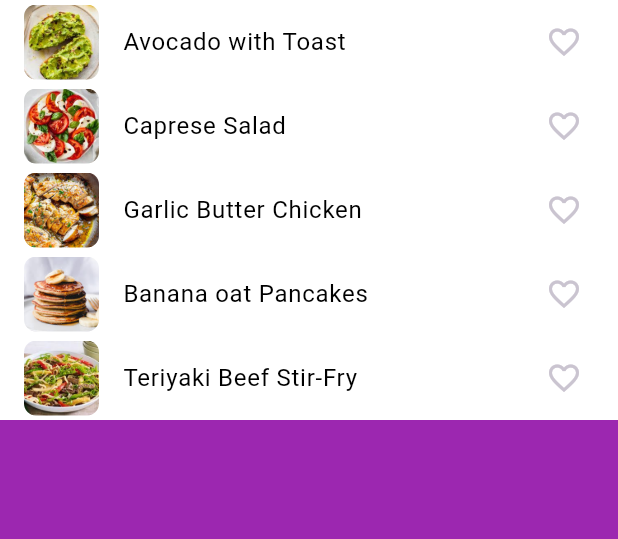
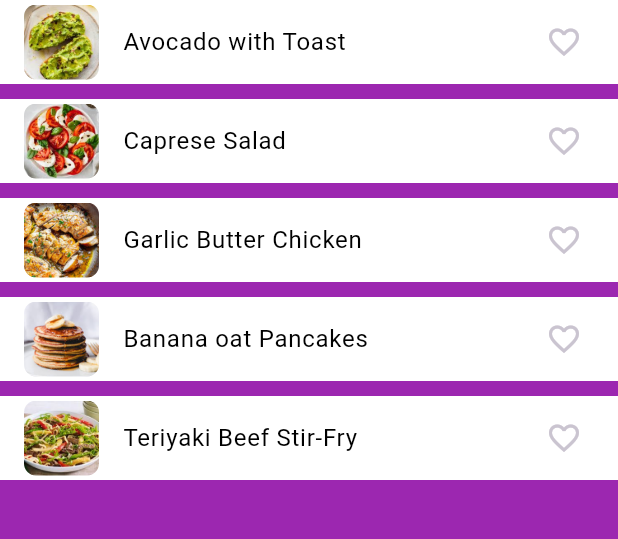
Before and after one commit to FaithNnakwe/Recipe_book_app, a Flutter app: the screen it shows after launch, on a phone screen of 412 x 824 dp, the part 84-623 px from its top. Run offline on Flutter 3.47's test engine with Material 3 defaults, Android fonts, the phone set to English and light mode, and no system bars.

Commit message:
Updated home_screen and favorites_screen design.

```diff
--- a/lib/favorites_screen.dart
+++ b/lib/favorites_screen.dart
@@ -14,8 +14,9 @@ class FavoritesScreen extends StatelessWidget {
       appBar: AppBar(title: Text("Favorite Recipes", style: TextStyle(color:Colors.black),), backgroundColor: Colors.lightBlueAccent,),
       body: favoriteRecipes.isEmpty
           ? Center(child: Text("No favorite recipes yet!", style: TextStyle(color:Colors.black, fontSize: 20),))
-          : ListView.builder(
+          : ListView.separated(
               itemCount: favoriteRecipes.length,
+              separatorBuilder: (context, index) => SizedBox(height: 10,),
               itemBuilder: (context, index) {
                 return ListTile(
                   tileColor: Colors.white,
--- a/lib/home_screen.dart
+++ b/lib/home_screen.dart
@@ -74,8 +74,9 @@ class _HomeScreenState extends State<HomeScreen> {
           ),
         ],
       ),
-      body: ListView.builder(
+      body: ListView.separated(
         itemCount: recipes.length,
+        separatorBuilder: (context, index) => SizedBox(height: 10),
         itemBuilder: (context, index) {
           return ListTile(
             tileColor: Colors.white,
```
